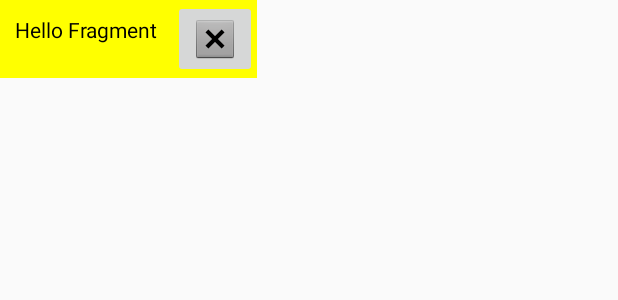
After one commit to Graunephar/CommunityApp, an Android app: the layout details_fragment_layout.xml on its own in the app's theme, with its tools: preview values and no code run, on a phone screen of 412 x 824 dp. The commit adds this screen. Shown: the top 300 px of the screen. Run offline under Robolectric (Android 15) with nearby library versions, the phone set to English and light mode, and no system bars.

Commit message:
open and close detailsfragment

```diff
--- a/app/src/main/AndroidManifest.xml
+++ b/app/src/main/AndroidManifest.xml
@@ -58,7 +58,7 @@
             android:label="FETCH"
             android:theme="@style/AppTheme.NoActionBar" />
 
-        <activity android:name=".DetailsActivity" />
+        <!--<activity android:name=".DetailsActivity" />-->
 
         <service
             android:name=".LocationCommunityService"
--- /dev/null
+++ b/app/src/main/res/layout/details_fragment_layout.xml
@@ -0,0 +1,24 @@
+<?xml version="1.0" encoding="utf-8"?>
+<android.support.v7.widget.LinearLayoutCompat xmlns:android="http://schemas.android.com/apk/res/android"
+    xmlns:app="http://schemas.android.com/apk/res-auto"
+    android:layout_width="wrap_content"
+    android:layout_height="wrap_content"
+    android:orientation="horizontal"
+    android:background="#FF0"
+    android:id="@+id/dtFragment">
+
+    <TextView
+        android:layout_width="wrap_content"
+        android:layout_height="wrap_content"
+        android:text="Hello Fragment"
+        android:layout_margin="10dp"
+        android:textColor="@android:color/black"/>
+
+    <ImageButton
+        android:id="@+id/imageButton"
+        android:layout_width="wrap_content"
+        android:layout_height="wrap_content"
+        app:srcCompat="@android:drawable/btn_dialog" />
+
+
+</android.support.v7.widget.LinearLayoutCompat>
--- a/app/src/main/res/menu/navigation.xml
+++ b/app/src/main/res/menu/navigation.xml
@@ -18,4 +18,9 @@
         android:orderInCategory="100"
         android:title="@string/action_map"
         />
+    <item
+        android:id="@+id/action_details"
+        android:orderInCategory="100"
+        android:title="details"
+        />
 </menu>
```
Also changed, not shown: app/src/main/java/com/dom/communityapp/AbstractNavigation.java (+4 -3 lines), app/src/main/java/com/dom/communityapp/DetailsFragment.java (added, +59 -0 lines), app/src/main/java/com/dom/communityapp/MapsActivity.java (+37 -4 lines), app/src/main/res/layout/activity_details.xml (+14 -1 lines), app/src/main/res/layout/activity_maps.xml (+17 -0 lines).
